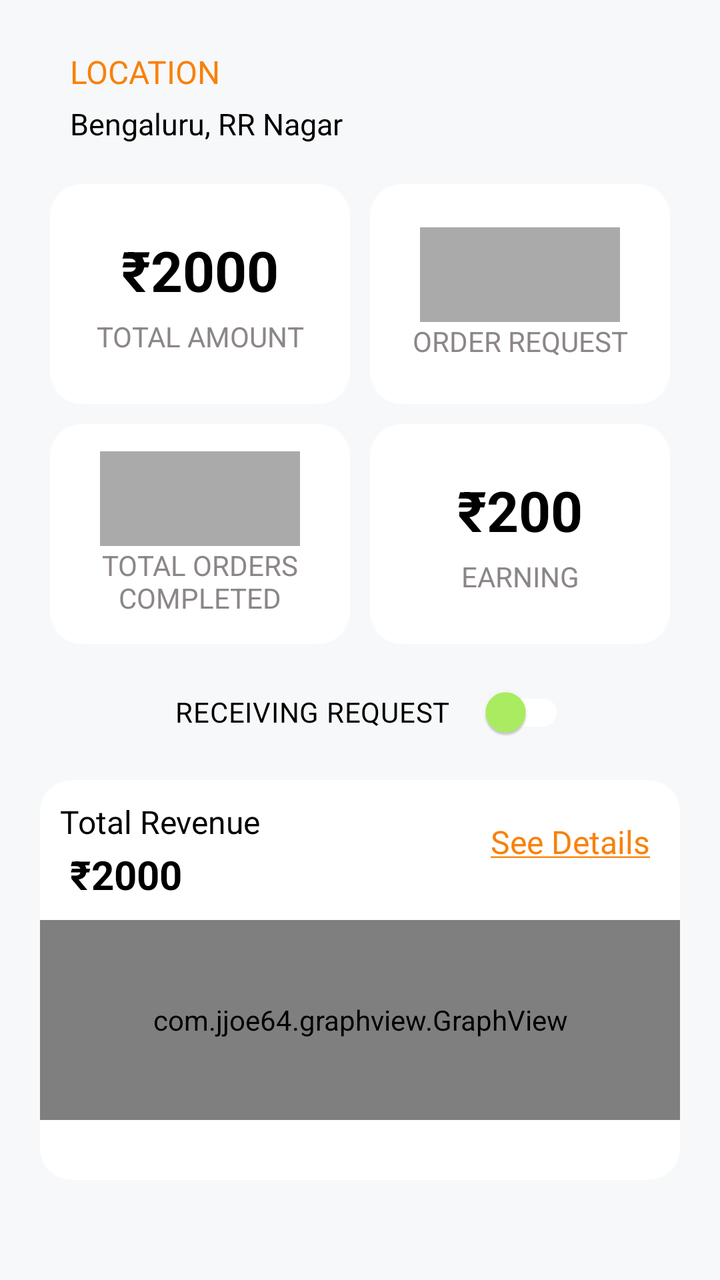
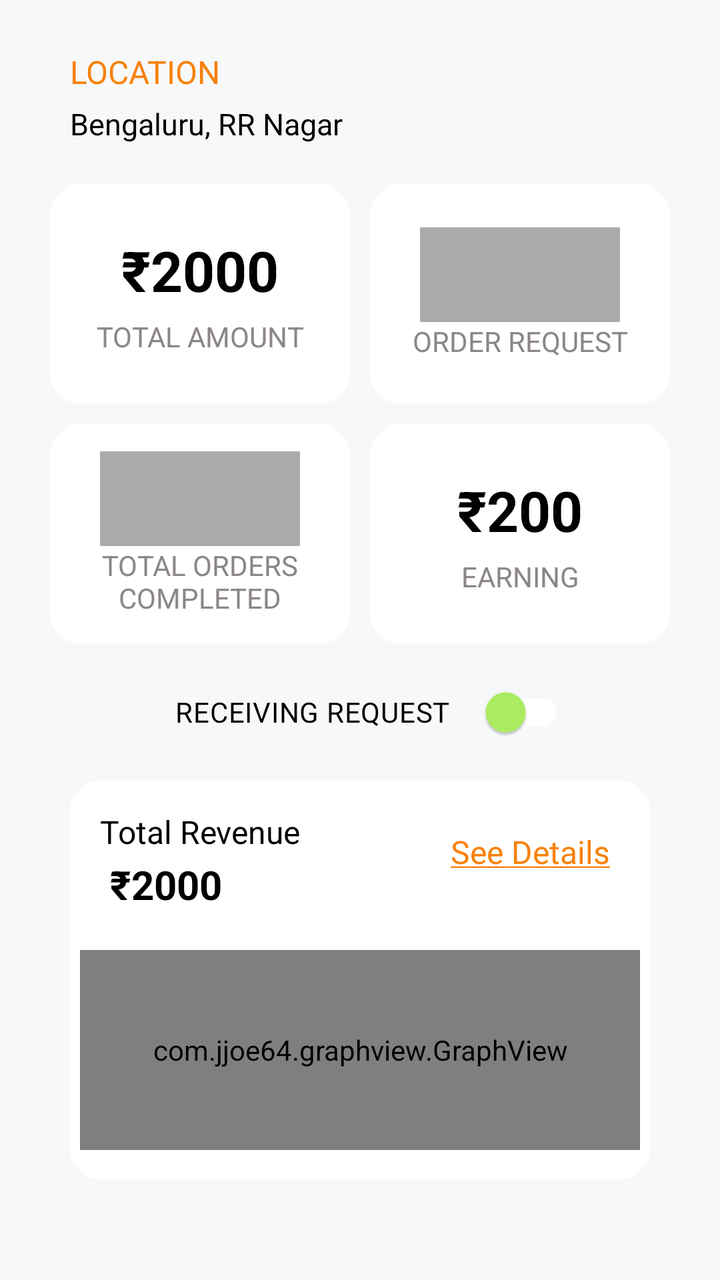

Compare the two renders of this Android layout. The source of the first and the diff that turns it into the second are given below.
<!-- AndroidManifest.xml: application theme Theme.B2CDeliveryApp -->
<!-- res/layout/fragment_dashboard.xml -->
<?xml version="1.0" encoding="utf-8"?>
<androidx.constraintlayout.widget.ConstraintLayout xmlns:android="http://schemas.android.com/apk/res/android"
    xmlns:app="http://schemas.android.com/apk/res-auto"
    xmlns:tools="http://schemas.android.com/tools"
    android:id="@+id/frameLayout2"
    android:layout_width="match_parent"
    android:layout_height="match_parent"
    android:background="#F7F8F9"
    android:padding="10dp"
    tools:context=".DashboardFragment">


    <TextView
        android:id="@+id/textView2"
        android:layout_width="wrap_content"
        android:layout_height="wrap_content"
        android:layout_marginStart="25dp"
        android:layout_marginTop="15dp"
        android:fontWeight="600"
        android:text="LOCATION"
        android:textColor="@color/appThemeColor"
        android:textSize="16sp"
        app:layout_constraintStart_toStartOf="parent"
        app:layout_constraintTop_toTopOf="parent" />

    <TextView
        android:id="@+id/locationBox"
        android:layout_width="wrap_content"
        android:layout_height="wrap_content"
        android:layout_marginStart="25dp"
        android:layout_marginTop="5dp"
        android:text="Bengaluru, RR Nagar"
        android:textSize="15sp"
        app:layout_constraintStart_toStartOf="parent"
        app:layout_constraintTop_toBottomOf="@+id/textView2"
        android:textColor="@color/black"/>

    <LinearLayout
        android:id="@+id/amount_order_layout"
        android:layout_width="wrap_content"
        android:layout_height="110dp"
        android:layout_marginStart="25dp"
        android:layout_marginTop="20dp"
        android:layout_marginEnd="25dp"
        android:orientation="horizontal"
        app:layout_constraintEnd_toEndOf="parent"
        app:layout_constraintStart_toStartOf="parent"
        app:layout_constraintTop_toBottomOf="@+id/locationBox">

        <LinearLayout
            android:id="@+id/Amount_box"
            android:layout_width="150dp"
            android:layout_height="match_parent"
            android:layout_marginEnd="10dp"
            android:background="@drawable/rounded_background_white"
            android:gravity="center"
            android:orientation="vertical">

            <TextView
                android:id="@+id/amount"
                android:layout_width="match_parent"
                android:layout_height="wrap_content"
                android:gravity="center"
                android:paddingBottom="5dp"
                android:text="₹2000"
                android:textSize="28sp"
                android:textStyle="bold"
                android:textColor="@color/black"
                />

            <TextView
                android:layout_width="match_parent"
                android:layout_height="wrap_content"
                android:gravity="center"
                android:text="TOTAL AMOUNT"
                android:textColor="#8C8686" />
        </LinearLayout>

        <LinearLayout
            android:id="@+id/Order_request"
            android:layout_width="150dp"
            android:layout_height="match_parent"
            android:background="@drawable/rounded_background_white"
            android:gravity="center"
            android:orientation="vertical">

            <TextView
                android:padding="5dp"
                android:id="@+id/order_count"
                android:layout_width="100dp"
                android:layout_height="wrap_content"
                android:gravity="center"
                android:paddingBottom="5dp"
                android:textSize="28sp"
                android:textStyle="bold"
                android:textColor="@color/black"
                android:background="@drawable/dummy_loading"/>

            <TextView
                android:layout_width="match_parent"
                android:layout_height="wrap_content"
                android:gravity="center"
                android:text="ORDER REQUEST"
                android:textColor="#8C8686" />
        </LinearLayout>

    </LinearLayout>


    <LinearLayout
        android:id="@+id/linearLayout"
        android:layout_width="match_parent"
        android:layout_height="wrap_content"
        android:layout_marginStart="10dp"
        android:layout_marginTop="10dp"
        android:layout_marginEnd="10dp"
        android:gravity="center"
        android:orientation="horizontal"
        app:layout_constraintEnd_toEndOf="parent"
        app:layout_constraintStart_toStartOf="parent"
        app:layout_constraintTop_toBottomOf="@+id/order_layout2">

        <androidx.appcompat.widget.SwitchCompat
            android:id="@+id/receiving_request"
            android:layout_width="wrap_content"
            android:layout_height="wrap_content"
            android:paddingStart="10dp"
            android:text="RECEIVING REQUEST     "
            android:textColor="@color/black"
            app:thumbTint="#ADF062"
            app:trackTint="@color/white" />

    </LinearLayout>

    <LinearLayout
        android:id="@+id/graph_layout"
        android:layout_width="match_parent"
        android:layout_height="200dp"
        android:layout_marginStart="10dp"
        android:layout_marginTop="10dp"
        android:layout_marginEnd="10dp"
        android:orientation="vertical"
        android:background="@drawable/rounded_background_white"
        app:layout_constraintEnd_toEndOf="parent"
        app:layout_constraintStart_toStartOf="parent"
        app:layout_constraintTop_toBottomOf="@+id/linearLayout">

        <androidx.constraintlayout.widget.ConstraintLayout
            android:id="@+id/revenue_layout"
            android:layout_width="match_parent"
            android:layout_height="70dp">

            <TextView
                android:id="@+id/textView6"
                android:layout_width="wrap_content"
                android:layout_height="wrap_content"
                android:layout_marginStart="10dp"
                android:layout_marginTop="10dp"
                android:text="Total Revenue"
                android:textSize="16sp"
                app:layout_constraintStart_toStartOf="parent"
                app:layout_constraintTop_toTopOf="parent"
                android:textColor="@color/black"/>

            <TextView
                android:id="@+id/total_revenue"
                android:layout_width="wrap_content"
                android:layout_height="wrap_content"
                android:layout_marginStart="15dp"
                android:layout_marginTop="2dp"
                android:textStyle="bold"
                android:textSize="20sp"
                android:text="₹2000"
                app:layout_constraintStart_toStartOf="parent"
                app:layout_constraintTop_toBottomOf="@+id/textView6"
                android:textColor="@color/black"/>

            <TextView
                android:id="@+id/see_details"
                android:layout_width="wrap_content"
                android:layout_height="wrap_content"
                android:layout_marginTop="20dp"
                android:layout_marginEnd="15dp"
                android:textSize="16sp"
                android:textColor="@color/appThemeColor"
                android:text="@string/see_details"
                app:layout_constraintEnd_toEndOf="parent"
                app:layout_constraintTop_toTopOf="parent" />
        </androidx.constraintlayout.widget.ConstraintLayout>

        <com.jjoe64.graphview.GraphView
            android:id="@+id/graph"
            android:layout_width="match_parent"
            android:layout_height="100dp"
            android:layout_centerInParent="true" />


    </LinearLayout>

    <LinearLayout
        android:id="@+id/order_layout2"
        android:layout_width="wrap_content"
        android:layout_height="110dp"
        android:layout_marginStart="25dp"
        android:layout_marginTop="10dp"
        android:layout_marginEnd="25dp"
        android:orientation="horizontal"
        app:layout_constraintEnd_toEndOf="parent"
        app:layout_constraintStart_toStartOf="parent"
        app:layout_constraintTop_toBottomOf="@+id/amount_order_layout">

        <LinearLayout
            android:id="@+id/total_orders_completed_layout"
            android:layout_width="150dp"
            android:layout_height="match_parent"
            android:layout_marginEnd="10dp"
            android:background="@drawable/rounded_background_white"
            android:gravity="center"
            android:orientation="vertical">

            <TextView
                android:padding="5dp"
                android:id="@+id/completed_orders_count"
                android:layout_width="100dp"
                android:layout_height="wrap_content"
                android:gravity="center"
                android:paddingBottom="5dp"
                android:textSize="28sp"
                android:textStyle="bold"
                android:textColor="@color/black"
                android:background="@drawable/dummy_loading"/>

            <TextView
                android:layout_width="match_parent"
                android:layout_height="wrap_content"
                android:gravity="center"
                android:text="TOTAL ORDERS COMPLETED"
                android:textColor="#8C8686" />

        </LinearLayout>

        <LinearLayout
            android:id="@+id/earnings_layout"
            android:layout_width="150dp"
            android:layout_height="match_parent"
            android:background="@drawable/rounded_background_white"
            android:gravity="center"
            android:orientation="vertical">

            <TextView
                android:id="@+id/total_earnings"
                android:layout_width="match_parent"
                android:layout_height="wrap_content"
                android:gravity="center"
                android:paddingBottom="5dp"
                android:text="₹200"
                android:textSize="28sp"
                android:textStyle="bold"
                android:textColor="@color/black"/>

            <TextView
                android:layout_width="match_parent"
                android:layout_height="wrap_content"
                android:gravity="center"
                android:text="EARNING"
                android:textColor="#8C8686" />

        </LinearLayout>

    </LinearLayout>


</androidx.constraintlayout.widget.ConstraintLayout>
<!-- resources referenced by this layout -->
<resources>
  <color name="appThemeColor">#F8810B</color>
  <color name="black">#FF000000</color>
  <color name="white">#FFFFFFFF</color>
  <!-- drawable dummy_loading (drawable) -->
  <layer-list xmlns:android="http://schemas.android.com/apk/res/android">
  
      
      <item
          android:id="@android:id/background"
          android:drawable="@android:color/transparent" /> 
  
      
      <item>
          <shape
              android:shape="rectangle">
              <solid android:color="@android:color/darker_gray" /> 
  
              <padding
                  android:left="16dp"
                  android:right="16dp"
                  android:top="8dp"
                  android:bottom="8dp" /> 
          </shape>
      </item>
  
  </layer-list>
  <!-- drawable rounded_background_white (drawable) -->
  <?xml version="1.0" encoding="utf-8"?>
  <shape xmlns:android="http://schemas.android.com/apk/res/android">
      <solid android:color="@color/white" />
      <corners android:radius="16dp" />
  </shape>
  <string name="see_details"><u>See Details</u></string>
  <style name="Theme.B2CDeliveryApp" parent="Base.Theme.B2CDeliveryApp">
          <item name="android:windowTranslucentStatus">true</item>
          <item name="android:statusBarColor">@android:color/transparent</item>
      </style>
  <style name="Base.Theme.B2CDeliveryApp" parent="Theme.Material3.DayNight.NoActionBar">
          
          
      </style>
</resources>

<!-- the commit's change to res/layout/fragment_dashboard.xml (unified diff, before → after) -->
@@ -136,10 +136,11 @@
         android:id="@+id/graph_layout"
         android:layout_width="match_parent"
         android:layout_height="200dp"
-        android:layout_marginStart="10dp"
+        android:layout_marginStart="25dp"
         android:layout_marginTop="10dp"
-        android:layout_marginEnd="10dp"
+        android:layout_marginEnd="25dp"
         android:orientation="vertical"
+        android:padding="5dp"
         android:background="@drawable/rounded_background_white"
         app:layout_constraintEnd_toEndOf="parent"
         app:layout_constraintStart_toStartOf="parent"
@@ -190,6 +191,7 @@
 
         <com.jjoe64.graphview.GraphView
             android:id="@+id/graph"
+            android:layout_marginTop="10dp"
             android:layout_width="match_parent"
             android:layout_height="100dp"
             android:layout_centerInParent="true" />
